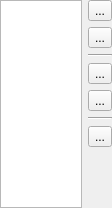
Pjotr123/lxqt-panel, file panel/config/configpluginswidget.ui: the form before one commit.
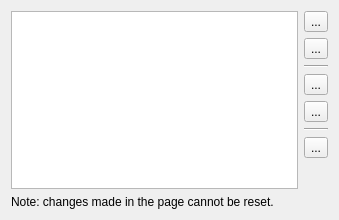
The form after the commit. Icons and pictures are not drawn.

Commit message: Add "can't reset" note to plugins config dialog

The edit to the form file:
```diff
--- a/panel/config/configpluginswidget.ui
+++ b/panel/config/configpluginswidget.ui
@@ -6,14 +6,20 @@
    <rect>
     <x>0</x>
     <y>0</y>
-    <width>112</width>
-    <height>208</height>
+    <width>339</width>
+    <height>220</height>
    </rect>
   </property>
   <property name="windowTitle">
    <string>Form</string>
   </property>
   <layout class="QHBoxLayout" name="horizontalLayout">
+   <item>
+    <widget class="QWidget" name="widget" native="true">
+     <layout class="QVBoxLayout" name="verticalLayout">
+      <property name="spacing">
+       <number>6</number>
+      </property>
    <property name="leftMargin">
     <number>0</number>
    </property>
@@ -58,6 +64,19 @@
      <property name="selectionRectVisible">
       <bool>true</bool>
      </property>
+       </widget>
+      </item>
+      <item>
+       <widget class="QLabel" name="label">
+        <property name="text">
+         <string>Note: changes made in the page cannot be reset.</string>
+        </property>
+        <property name="wordWrap">
+         <bool>true</bool>
+        </property>
+       </widget>
+      </item>
+     </layout>
     </widget>
    </item>
    <item>
```
Lines whose indentation alone changed are shown as unchanged.
